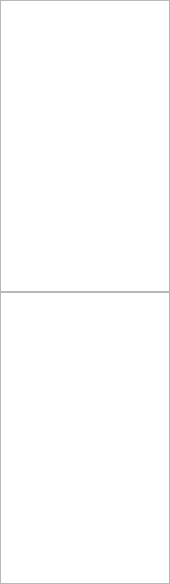
The window that src/colordefwidget.ui (chenghongfeng/QssCreator) describes before a commit, drawn with Qt 5.
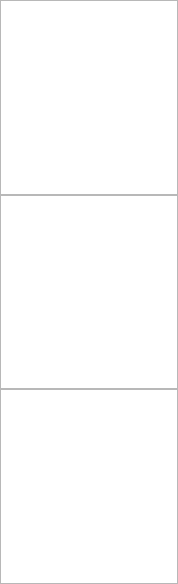
The same window after the commit. Custom widgets are drawn as their Qt base class.

```diff
--- a/src/colordefwidget.ui
+++ b/src/colordefwidget.ui
@@ -6,7 +6,7 @@
    <rect>
     <x>0</x>
     <y>0</y>
-    <width>170</width>
+    <width>178</width>
     <height>584</height>
    </rect>
   </property>
@@ -35,6 +35,9 @@
    <item>
     <widget class="ColorDefTableView" name="colorTableView"/>
    </item>
+   <item>
+    <widget class="QTextEdit" name="textEdit"/>
+   </item>
   </layout>
  </widget>
  <customwidgets>
```
